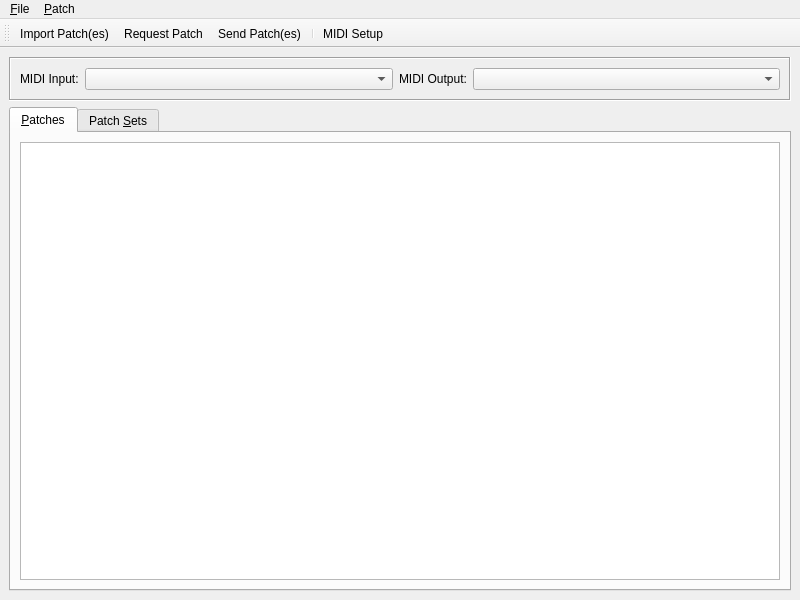
Above: ui/refacedxlib.ui from SpotlightKid/reface-dx-lib before the change. Below: the same form after it.
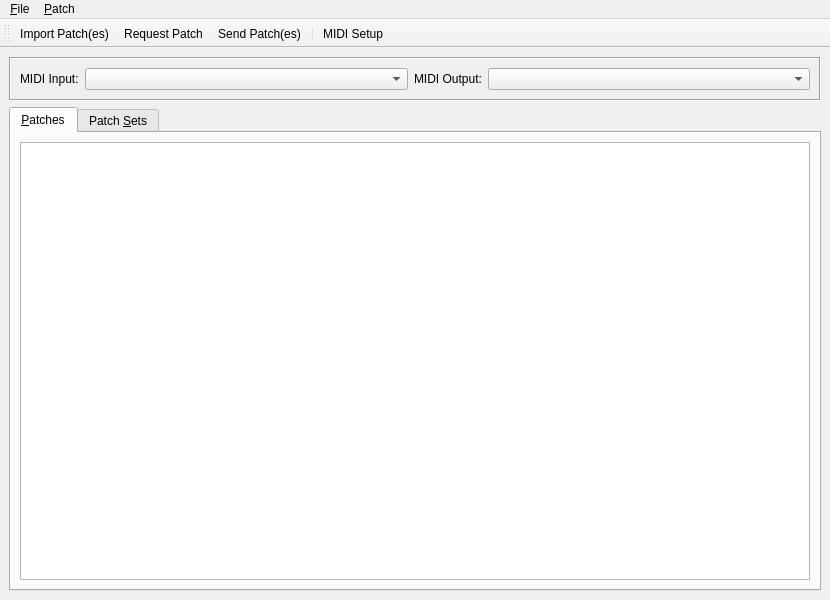
That is the form after the change. Icons and pictures are not drawn.

The edit to the form file:
```diff
--- a/ui/refacedxlib.ui
+++ b/ui/refacedxlib.ui
@@ -6,7 +6,7 @@
    <rect>
     <x>0</x>
     <y>0</y>
-    <width>800</width>
+    <width>830</width>
     <height>600</height>
    </rect>
   </property>
@@ -159,8 +159,8 @@
     <rect>
      <x>0</x>
      <y>0</y>
-     <width>800</width>
-     <height>28</height>
+     <width>830</width>
+     <height>29</height>
     </rect>
    </property>
    <widget class="QMenu" name="menu_File">
```
Left out of the diff: 25 changed lines with no effect on the pictures.
